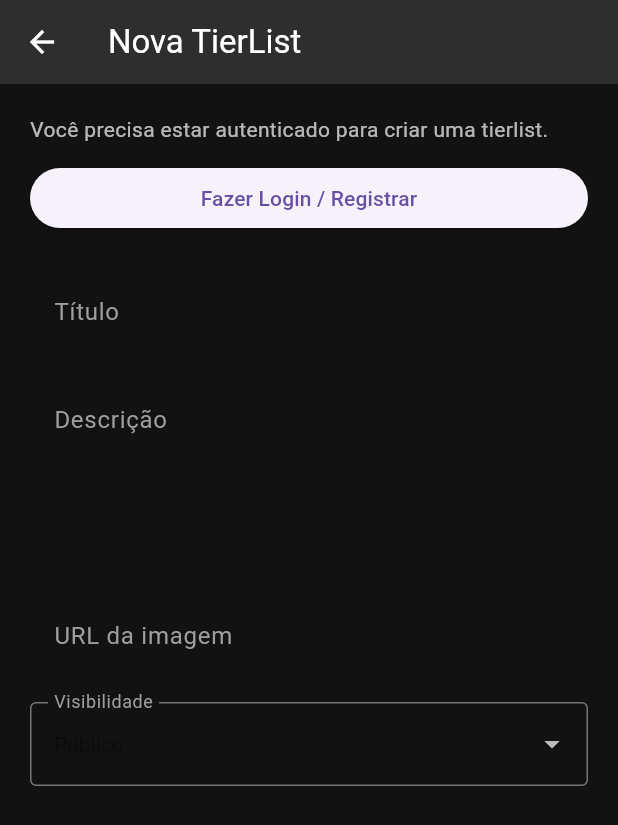
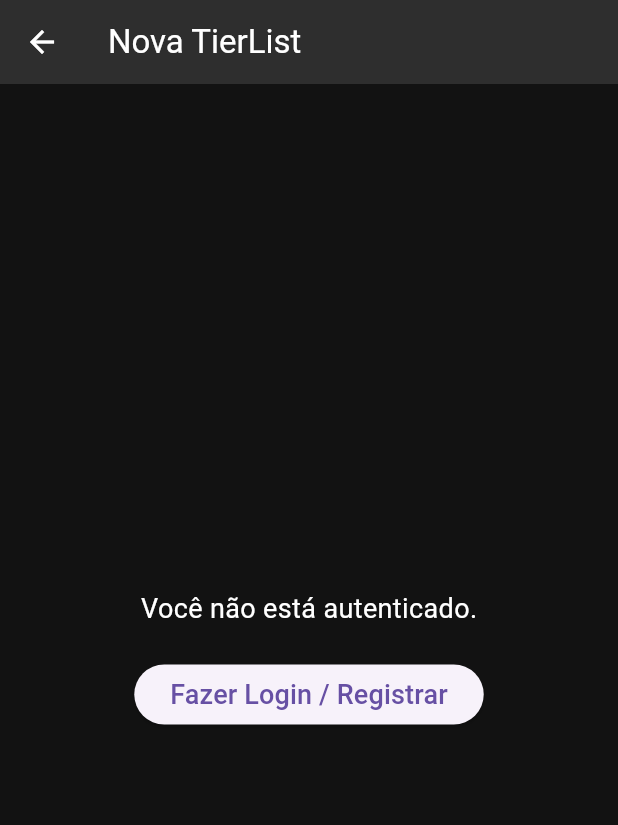
Before and after one commit to Ott-on/tierlab-frontend, a Flutter app: the screen it shows after launch, item 2 of the bottom bar chosen, after a tap on the "add" icon, on a phone screen of 412 x 824 dp. Shown: the top 825 px of the screen. Run offline on Flutter 3.47's test engine with Material 3 defaults, Android fonts, the phone set to English and light mode, and no system bars; our stand-ins replace carousel_slider, flutter_dotenv, supabase_flutter; accounts and stored records are empty; network calls fail.

Commit message:
Fix: Tela de criação de tierlist

```diff
--- a/tierlab/lib/config/api_config.dart
+++ b/tierlab/lib/config/api_config.dart
@@ -1,4 +1,5 @@
+import 'package:flutter_dotenv/flutter_dotenv.dart';
+
 class ApiConfig {
-  static const String baseUrl =
-      'https://rework-book-antirust.ngrok-free.dev';
+  static String baseUrl = dotenv.env['API_URL'] ?? '';
 }
--- a/tierlab/lib/core/services/user_api_service.dart
+++ b/tierlab/lib/core/services/user_api_service.dart
@@ -1,4 +1,4 @@
-import 'dart:convert';
+// import 'dart:convert';
 
 import 'package:http/http.dart' as http;
 
--- a/tierlab/lib/main.dart
+++ b/tierlab/lib/main.dart
@@ -1,5 +1,6 @@
 import 'package:flutter/material.dart';
 import 'package:supabase_flutter/supabase_flutter.dart';
+import 'package:flutter_dotenv/flutter_dotenv.dart';
 
 import 'config/supabase_config.dart';
 
@@ -7,6 +8,8 @@ import 'views/main_screen.dart';
 
 Future<void> main() async {
   WidgetsFlutterBinding.ensureInitialized();
+
+  await dotenv.load(fileName: ".env");
 
   await Supabase.initialize(
     url: SupabaseConfig.supabaseUrl,
--- a/tierlab/lib/views/formulario_tierlist_view.dart
+++ b/tierlab/lib/views/formulario_tierlist_view.dart
@@ -38,11 +38,38 @@ class _FormularioTierlistViewState extends State<FormularioTierlistView> {
     super.dispose();
   }
 
-  Future<void> _abrirLogin() async {
-    await Navigator.of(context).push(
-      MaterialPageRoute(builder: (_) => const AuthController()),
+  Widget _buildLoggedOutView() {
+    return Center(
+      child: Column(
+        mainAxisAlignment: MainAxisAlignment.center,
+        children: [
+          const Text(
+            'Você não está autenticado.',
+            style: TextStyle(
+              fontSize: 18,
+              color: Colors.white,
+            ),
+          ),
+          const SizedBox(height: 20),
+          ElevatedButton(
+            onPressed: () async {
+              await Navigator.of(
+                context,
+              ).push(MaterialPageRoute(builder: (_) => const AuthController()));
+              if (_supabaseService.isAuthenticated) {
+                setState(() {
+                  _supabaseService.getProfile(); // Carrega o perfil após o login/registro
+                });
+              }
+            },
+            child: const Text(
+              'Fazer Login / Registrar',
+              style: TextStyle(fontSize: 18),
+            ),
+          ),
+        ],
+      ),
     );
-    if (mounted) setState(() {});
   }
 
   Future<void> _submit() async {
@@ -104,24 +131,13 @@ class _FormularioTierlistViewState extends State<FormularioTierlistView> {
 
     return Scaffold(
       appBar: AppBar(title: const Text('Nova TierList')),
-      body: Padding(
+      body: isAuthenticated
+        ? Padding(
         padding: const EdgeInsets.all(20),
         child: SingleChildScrollView(
           child: Column(
             crossAxisAlignment: CrossAxisAlignment.stretch,
             children: [
-              if (!isAuthenticated) ...[
-                const Text(
-                  'Você precisa estar autenticado para criar uma tierlist.',
-                  style: TextStyle(color: Colors.white70),
-                ),
-                const SizedBox(height: 12),
-                ElevatedButton(
-                  onPressed: _isLoading ? null : _abrirLogin,
-                  child: const Text('Fazer Login / Registrar'),
-                ),
-                const SizedBox(height: 24),
-              ],
               Form(
                 key: _formKey,
                 child: Column(
@@ -237,7 +253,8 @@ class _FormularioTierlistViewState extends State<FormularioTierlistView> {
             ],
           ),
         ),
-      ),
+      )
+      : _buildLoggedOutView()
     );
   }
 }
--- a/tierlab/pubspec.yaml
+++ b/tierlab/pubspec.yaml
@@ -36,6 +36,8 @@ dependencies:
   cupertino_icons: ^1.0.8
   carousel_slider: ^5.1.1
   supabase_flutter: ^2.5.8
+  http: ^1.4.0
+  flutter_dotenv: ^6.0.1
 
 dev_dependencies:
   flutter_test:
@@ -53,6 +55,8 @@ dev_dependencies:
 
 # The following section is specific to Flutter packages.
 flutter:
+  assets:
+    - .env
 
   # The following line ensures that the Material Icons font is
   # included with your application, so that you can use the icons in
```
Also changed, not shown: 1 other file.
